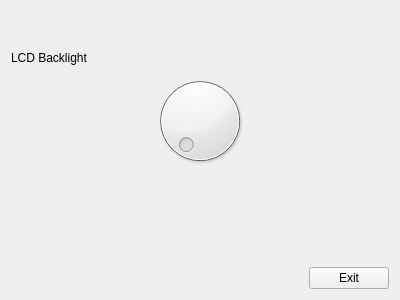
i2som/lcd_backlight, file widget.ui: the form before one commit.
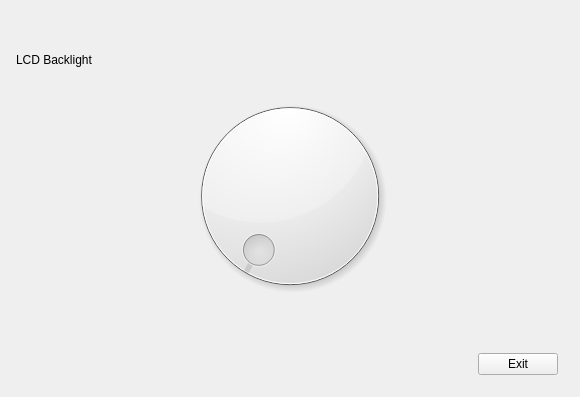
The form after the commit.

Diff of the .ui file:
```diff
--- a/widget.ui
+++ b/widget.ui
@@ -6,16 +6,43 @@
    <rect>
     <x>0</x>
     <y>0</y>
-    <width>400</width>
-    <height>300</height>
+    <width>580</width>
+    <height>397</height>
    </rect>
   </property>
   <property name="windowTitle">
    <string>Widget</string>
   </property>
   <layout class="QVBoxLayout" name="verticalLayout_2">
+   <property name="spacing">
+    <number>10</number>
+   </property>
+   <property name="leftMargin">
+    <number>10</number>
+   </property>
+   <property name="topMargin">
+    <number>10</number>
+   </property>
+   <property name="rightMargin">
+    <number>10</number>
+   </property>
+   <property name="bottomMargin">
+    <number>10</number>
+   </property>
    <item>
-    <layout class="QVBoxLayout" name="verticalLayout">
+    <layout class="QVBoxLayout" name="verticalLayout" stretch="1,1,8,1,1">
+     <property name="leftMargin">
+      <number>6</number>
+     </property>
+     <property name="topMargin">
+      <number>6</number>
+     </property>
+     <property name="rightMargin">
+      <number>6</number>
+     </property>
+     <property name="bottomMargin">
+      <number>6</number>
+     </property>
      <item>
       <spacer name="verticalSpacer_3">
        <property name="orientation">
@@ -41,6 +68,18 @@
      </item>
      <item>
       <layout class="QHBoxLayout" name="horizontalLayout_3">
+       <property name="leftMargin">
+        <number>6</number>
+       </property>
+       <property name="topMargin">
+        <number>6</number>
+       </property>
+       <property name="rightMargin">
+        <number>6</number>
+       </property>
+       <property name="bottomMargin">
+        <number>6</number>
+       </property>
        <item>
         <spacer name="horizontalSpacer_3">
          <property name="orientation">
@@ -60,7 +99,7 @@
        <item>
         <widget class="QDial" name="dial">
          <property name="sizePolicy">
-          <sizepolicy hsizetype="Expanding" vsizetype="Expanding">
+          <sizepolicy hsizetype="Preferred" vsizetype="Preferred">
            <horstretch>0</horstretch>
            <verstretch>0</verstretch>
           </sizepolicy>
@@ -99,7 +138,19 @@
       </spacer>
      </item>
      <item>
-      <layout class="QHBoxLayout" name="horizontalLayout">
+      <layout class="QHBoxLayout" name="horizontalLayout" stretch="10,1">
+       <property name="leftMargin">
+        <number>6</number>
+       </property>
+       <property name="topMargin">
+        <number>6</number>
+       </property>
+       <property name="rightMargin">
+        <number>6</number>
+       </property>
+       <property name="bottomMargin">
+        <number>6</number>
+       </property>
        <item>
         <spacer name="horizontalSpacer">
          <property name="orientation">
@@ -115,6 +166,12 @@
        </item>
        <item>
         <widget class="QPushButton" name="exitButton">
+         <property name="sizePolicy">
+          <sizepolicy hsizetype="Preferred" vsizetype="Preferred">
+           <horstretch>0</horstretch>
+           <verstretch>0</verstretch>
+          </sizepolicy>
+         </property>
          <property name="text">
           <string>Exit</string>
          </property>
```
